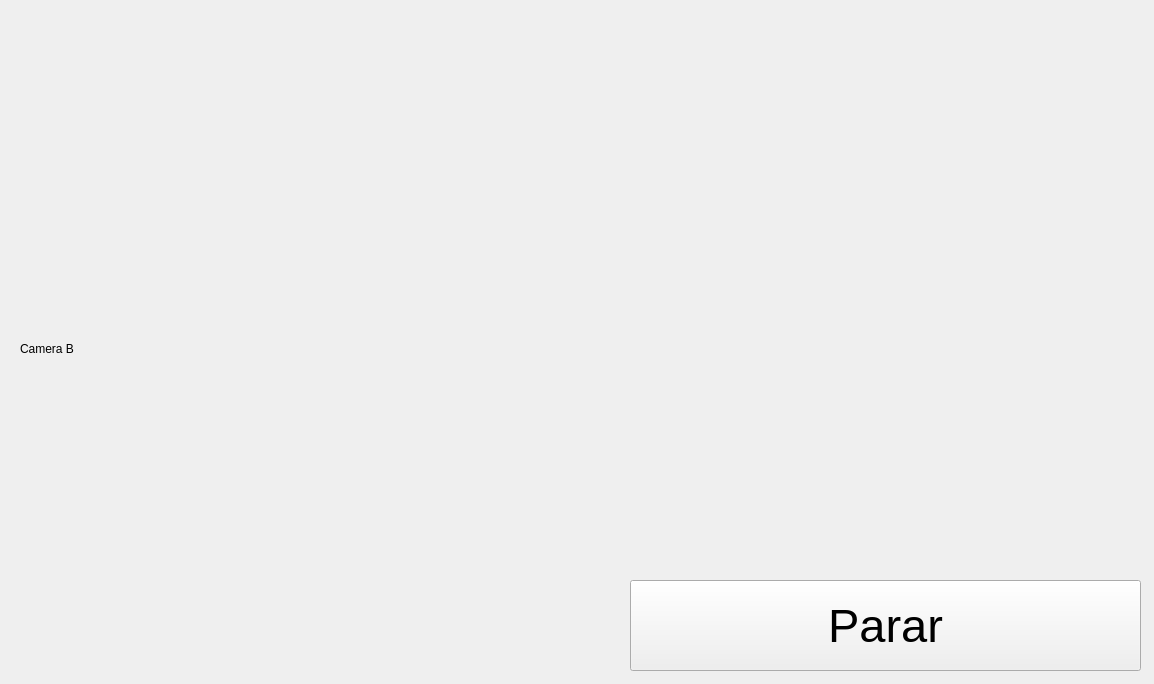
Old version of the form gui/corkselector/mainwindow.ui in the repository tentone/cork.
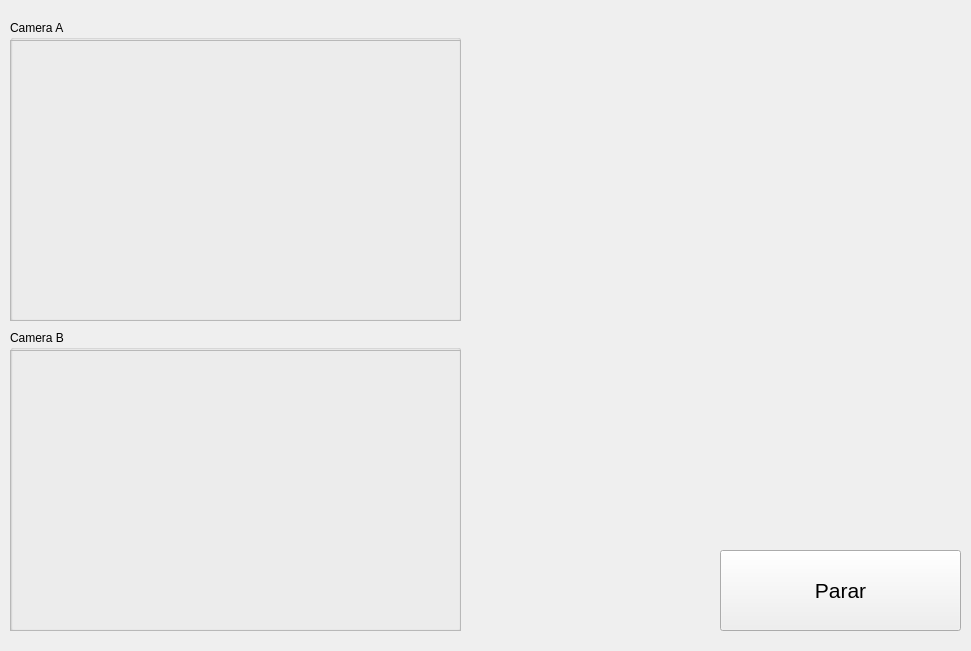
New version of the form.

```diff
--- a/gui/corkselector/mainwindow.ui
+++ b/gui/corkselector/mainwindow.ui
@@ -6,26 +6,84 @@
    <rect>
     <x>0</x>
     <y>0</y>
-    <width>1154</width>
-    <height>684</height>
+    <width>971</width>
+    <height>651</height>
    </rect>
   </property>
   <property name="windowTitle">
    <string>MainWindow</string>
   </property>
   <widget class="QWidget" name="centralWidget">
-   <widget class="QPushButton" name="button_stop">
+   <widget class="QGroupBox" name="group_a">
     <property name="geometry">
      <rect>
-      <x>630</x>
-      <y>580</y>
-      <width>511</width>
-      <height>91</height>
+      <x>10</x>
+      <y>20</y>
+      <width>451</width>
+      <height>301</height>
+     </rect>
+    </property>
+    <property name="title">
+     <string>Camera A</string>
+    </property>
+    <widget class="QLabel" name="camera_a">
+     <property name="geometry">
+      <rect>
+       <x>0</x>
+       <y>20</y>
+       <width>451</width>
+       <height>281</height>
+      </rect>
+     </property>
+     <property name="frameShape">
+      <enum>QFrame::StyledPanel</enum>
+     </property>
+     <property name="text">
+      <string/>
+     </property>
+    </widget>
+   </widget>
+   <widget class="QGroupBox" name="group_b">
+    <property name="geometry">
+     <rect>
+      <x>10</x>
+      <y>330</y>
+      <width>451</width>
+      <height>301</height>
+     </rect>
+    </property>
+    <property name="title">
+     <string>Camera B</string>
+    </property>
+    <widget class="QLabel" name="camera_b">
+     <property name="geometry">
+      <rect>
+       <x>0</x>
+       <y>20</y>
+       <width>451</width>
+       <height>281</height>
+      </rect>
+     </property>
+     <property name="frameShape">
+      <enum>QFrame::StyledPanel</enum>
+     </property>
+     <property name="text">
+      <string/>
+     </property>
+    </widget>
+   </widget>
+   <widget class="QPushButton" name="button_stop_2">
+    <property name="geometry">
+     <rect>
+      <x>720</x>
+      <y>550</y>
+      <width>241</width>
+      <height>81</height>
      </rect>
     </property>
     <property name="font">
      <font>
-      <pointsize>35</pointsize>
+      <pointsize>16</pointsize>
       <kerning>true</kerning>
      </font>
     </property>
@@ -33,32 +91,6 @@
      <string>Parar</string>
     </property>
    </widget>
-   <widget class="QLabel" name="label_camera_b">
-    <property name="geometry">
-     <rect>
-      <x>20</x>
-      <y>340</y>
-      <width>391</width>
-      <height>17</height>
-     </rect>
-    </property>
-    <property name="text">
-     <string>Camera B</string>
-    </property>
-   </widget>
-   <widget class="QLabel" name="label_camera_a">
-    <property name="geometry">
-     <rect>
-      <x>20</x>
-      <y>10</y>
-      <width>571</width>
-      <height>321</height>
-     </rect>
-    </property>
-    <property name="text">
-     <string/>
-    </property>
-   </widget>
   </widget>
  </widget>
  <layoutdefault spacing="6" margin="11"/>
```
